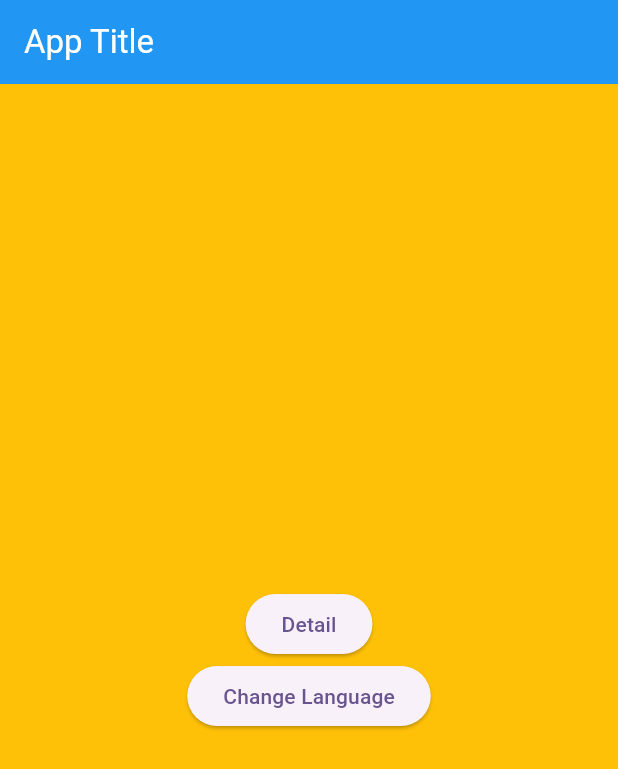
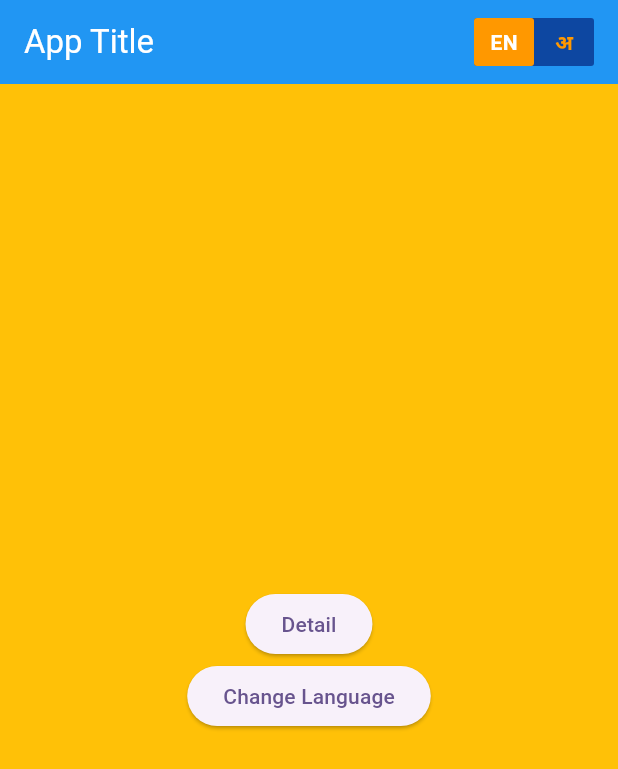
Before and after one commit to sumit-android-dev/flutter-localization, a Flutter app: the screen it shows after launch, on a phone screen of 412 x 824 dp. Shown: the top 769 px of the screen. Run offline on Flutter 3.47's test engine with Material 3 defaults, Android fonts, the phone set to English and light mode, and no system bars; our stand-ins replace bloc, equatable, flutter_bloc, shared_preferences.

```diff
--- /dev/null
+++ b/lib/core/widgets/language_switcher.dart
@@ -0,0 +1,74 @@
+import 'package:flutter/material.dart';
+import 'package:flutter_bloc/flutter_bloc.dart';
+
+import '../../screen/bloc/language_bloc.dart';
+
+class LanguageSwitcher extends StatefulWidget {
+  const LanguageSwitcher({super.key});
+  @override
+  LanguageSwitcherState createState() => LanguageSwitcherState();
+}
+
+class LanguageSwitcherState extends State<LanguageSwitcher> {
+  bool isEnglish = true;
+
+  @override
+  Widget build(BuildContext context) {
+    return GestureDetector(
+      onTap: () {
+        setState(() {
+          isEnglish = !isEnglish;
+          final newLocale = isEnglish ? const Locale('en') : const Locale('hi');
+          context.read<LanguageBloc>().add(ChangeLanguage(newLocale));
+        });
+      },
+      child: Container(
+        width: 80,
+        height: 32,
+        decoration: BoxDecoration(
+          borderRadius: BorderRadius.circular(2),
+          color: Colors.blue[900],
+        ),
+        child: Row(
+          mainAxisAlignment: MainAxisAlignment.spaceBetween,
+          children: [
+            Container(
+              width: 40,
+              height: 32,
+              decoration: BoxDecoration(
+                color: isEnglish ? Colors.orange : Colors.transparent,
+                borderRadius: BorderRadius.circular(2),
+              ),
+              child: Center(
+                child: Text(
+                  'EN',
+                  style: TextStyle(
+                    color: isEnglish ? Colors.white : Colors.orange,
+                    fontWeight: FontWeight.bold,
+                  ),
+                ),
+              ),
+            ),
+            Container(
+              width: 40,
+              height: 32,
+              decoration: BoxDecoration(
+                color: !isEnglish ? Colors.orange : Colors.transparent,
+                borderRadius: BorderRadius.circular(2),
+              ),
+              child: Center(
+                child: Text(
+                  'अ',
+                  style: TextStyle(
+                    color: !isEnglish ? Colors.white : Colors.orange,
+                    fontWeight: FontWeight.bold,
+                  ),
+                ),
+              ),
+            ),
+          ],
+        ),
+      ),
+    );
+  }
+}
--- a/lib/main.dart
+++ b/lib/main.dart
@@ -1,4 +1,6 @@
 import 'package:flutter/material.dart';
+import 'package:flutter_bloc/flutter_bloc.dart';
+import 'package:flutter_localization/screen/bloc/language_bloc.dart';
 import 'package:flutter_localization/screen/home_screen.dart';
 import 'package:flutter_localizations/flutter_localizations.dart';
 import 'package:shared_preferences/shared_preferences.dart';
@@ -9,44 +11,15 @@ void main() {
   runApp(const MyApp());
 }
 
-class MyApp extends StatefulWidget {
+class MyApp extends StatelessWidget {
   const MyApp({super.key});
 
   @override
-  State<MyApp> createState() => _MyAppState();
-}
-
-class _MyAppState extends State<MyApp> {
-
-  Locale _locale = const Locale('en'); // Default locale
-
-  void _changeLanguage() {
-    setState(() {
-      if (_locale.languageCode == 'hi') {
-        _locale = const Locale('en');
-      } else {
-        _locale = const Locale('hi');
-      }
-      saveLocale(_locale);
-    });
-  }
-
-  @override
-  initState() {
-    // TODO: implement initState
-    super.initState();
-    _loadLocale();
-  }
-
-  Future<void> _loadLocale() async {
-    Locale savedLocale = await getLocale();
-    setState(() {
-      _locale = savedLocale;
-    });
-  }
-
-  @override
   Widget build(BuildContext context) {
+    return BlocProvider(
+      create: (context) => LanguageBloc(),
+      child: BlocBuilder<LanguageBloc, LanguageState>(
+        builder: (context, state) {
           return MaterialApp(
             title: 'Flutter Localization',
             debugShowCheckedModeBanner: false,
@@ -61,22 +34,11 @@ class _MyAppState extends State<MyApp> {
               GlobalCupertinoLocalizations.delegate,
             ],
             supportedLocales: S.delegate.supportedLocales,
-      locale:_locale,
-      home: HomeScreen(onLanguageChange: _changeLanguage),
+            locale: state.locale,
+            home: HomeScreen(),
+          );
+        },
+      ),
     );
   }
-
-
-  saveLocale(Locale locale) async {
-    SharedPreferences prefs = await SharedPreferences.getInstance();
-    prefs.setString('language', locale.languageCode);
 }
-
-  Future<Locale> getLocale() async {
-    SharedPreferences prefs = await SharedPreferences.getInstance();
-    String languageCode = prefs.getString('language') ?? 'en';
-    print(languageCode);
-    return Locale(languageCode);
-  }
-
-}
--- /dev/null
+++ b/lib/screen/bloc/language_bloc.dart
@@ -0,0 +1,27 @@
+import 'dart:ui';
+
+import 'package:bloc/bloc.dart';
+import 'package:equatable/equatable.dart';
+import 'package:shared_preferences/shared_preferences.dart';
+
+part 'language_event.dart';
+part 'language_state.dart';
+
+class LanguageBloc extends Bloc<LanguageEvent, LanguageState> {
+  LanguageBloc() : super(LanguageState(Locale('en'))) {
+    on<ChangeLanguage>(_onChangeLanguage);
+    _loadLanguage();
+  }
+
+  void _onChangeLanguage(ChangeLanguage event, Emitter<LanguageState> emit) async {
+    final prefs = await SharedPreferences.getInstance();
+    await prefs.setString('locale', event.locale.languageCode);
+    emit(LanguageState(event.locale));
+  }
+
+  Future<void> _loadLanguage() async {
+    final prefs = await SharedPreferences.getInstance();
+    final localeCode = prefs.getString('locale') ?? 'en';
+    add(ChangeLanguage(Locale(localeCode)));
+  }
+}
--- /dev/null
+++ b/lib/screen/bloc/language_event.dart
@@ -0,0 +1,17 @@
+part of 'language_bloc.dart';
+
+abstract class LanguageEvent extends Equatable {
+  const LanguageEvent();
+
+  @override
+  List<Object> get props => [];
+}
+
+class ChangeLanguage extends LanguageEvent {
+  final Locale locale;
+
+  const ChangeLanguage(this.locale);
+
+  @override
+  List<Object> get props => [locale];
+}
--- /dev/null
+++ b/lib/screen/bloc/language_state.dart
@@ -0,0 +1,10 @@
+part of 'language_bloc.dart';
+
+class LanguageState extends Equatable {
+  final Locale locale;
+
+  const LanguageState(this.locale);
+
+  @override
+  List<Object> get props => [locale];
+}
--- a/lib/screen/home_screen.dart
+++ b/lib/screen/home_screen.dart
@@ -1,12 +1,13 @@
 import 'package:flutter/material.dart';
+import 'package:flutter_bloc/flutter_bloc.dart';
 import 'package:flutter_localization/screen/detail_screen.dart';
 
+import '../core/widgets/language_switcher.dart';
 import '../generated/l10n.dart';
+import 'bloc/language_bloc.dart';
 
 class HomeScreen extends StatefulWidget {
-  final Function() onLanguageChange;
-  const HomeScreen({super.key,required this.onLanguageChange});
-
+  const HomeScreen({super.key});
   @override
   State<HomeScreen> createState() => _HomeScreenState();
 }
@@ -21,6 +22,12 @@ class _HomeScreenState extends State<HomeScreen> {
           style: const TextStyle(color: Colors.white),
         ),
         backgroundColor: Colors.blue,
+        actions: [
+          Container(
+            margin: const EdgeInsets.only(right: 16),
+            child: const LanguageSwitcher(),
+          ),
+        ],
       ),
       body: Container(
         height: double.infinity,
@@ -32,17 +39,18 @@ class _HomeScreenState extends State<HomeScreen> {
             children: [
               ElevatedButton(
                 onPressed: () {
-                  Navigator.push(context,
-                      MaterialPageRoute(builder: (context) => DetailScreen(onLanguageChange : widget.onLanguageChange)));
+                  Navigator.push(context, MaterialPageRoute(builder: (context) => const DetailScreen()));
                 },
                 child: Text(S.current.detail),
               ),
               ElevatedButton(
                 onPressed: () {
-                  widget.onLanguageChange();
-                  setState(() {
-
-                  });
+                  final currentLocale =
+                      context.read<LanguageBloc>().state.locale;
+                  final newLocale = currentLocale.languageCode == 'en'
+                      ? Locale('hi')
+                      : Locale('en');
+                  context.read<LanguageBloc>().add(ChangeLanguage(newLocale));
                 },
                 child: Text(S.current.changeLanguage),
               ),
```
Also changed, not shown: lib/screen/detail_screen.dart (+9 -7 lines). Lines whose indentation alone changed are shown as unchanged.
